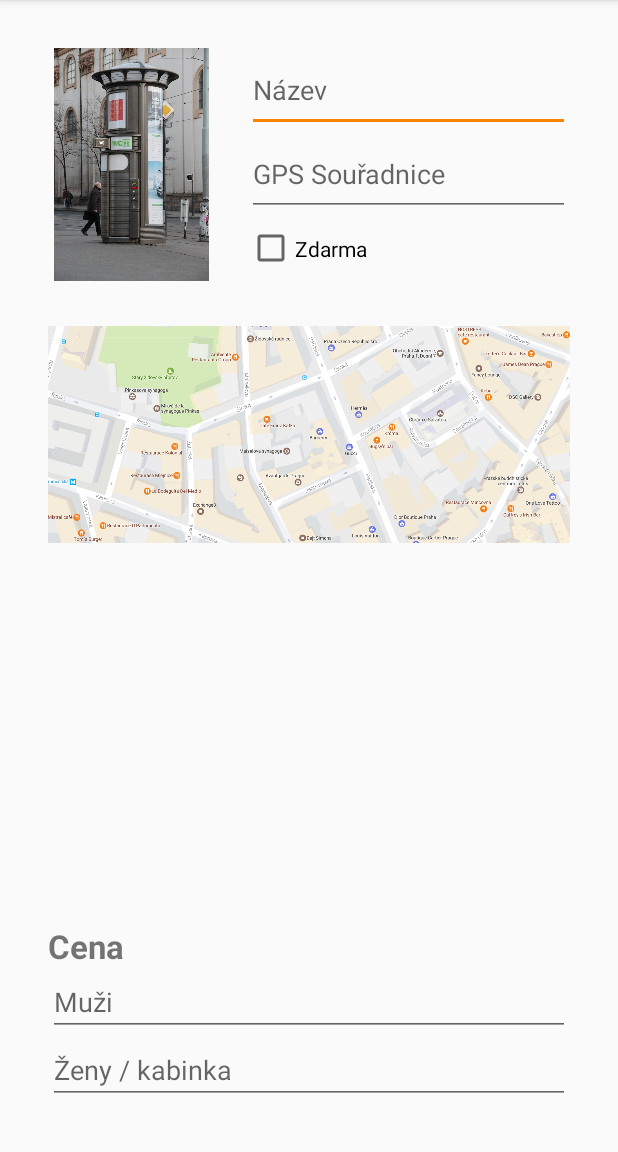
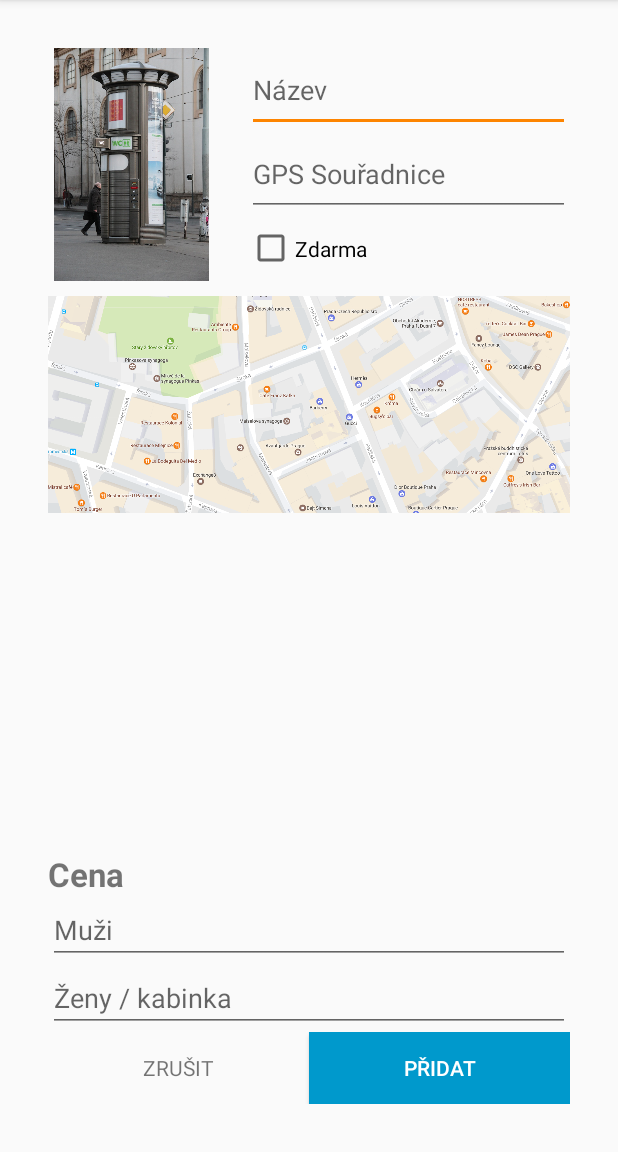
Before and after one commit to mlazovla/Wecko, an Android app: the screen it shows after launch (AddToilet), in the side drawer, after a tap on "Přidat", on a phone screen of 412 x 824 dp, the part 84-1236 px from its top. Run offline under Robolectric (Android 15) with nearby library versions, the phone set to English and light mode, and no system bars.

Commit message:
Added Cancel button to approve toilet, made "PŘESKOČIT" label clickable. Added Cancel and Add buttons to add toilet.

```diff
--- a/app/src/main/java/com/example/vml/wecko/AddToilet.java
+++ b/app/src/main/java/com/example/vml/wecko/AddToilet.java
@@ -11,6 +11,7 @@ import android.widget.CompoundButton;
 import android.widget.EditText;
 import android.widget.ImageView;
 import android.widget.LinearLayout;
+import android.widget.TextView;
 
 import com.google.android.gms.maps.GoogleMap;
 import com.google.android.gms.maps.OnMapReadyCallback;
@@ -45,6 +46,15 @@ public class AddToilet extends AppCompatActivity {
                 mapImage.setScaleType(ImageView.ScaleType.FIT_START);
             }
         });
+
+        View.OnClickListener addListener = new View.OnClickListener() {
+            @Override
+            public void onClick(View view) {
+                onBackPressed ();
+            }
+        };
+        findViewById(R.id.btnCancelAdd).setOnClickListener(addListener);
+        findViewById(R.id.btnAcceptAdd).setOnClickListener(addListener);
     }
 
 }
--- a/app/src/main/java/com/example/vml/wecko/NearestToilet.java
+++ b/app/src/main/java/com/example/vml/wecko/NearestToilet.java
@@ -22,6 +22,8 @@ import android.widget.LinearLayout;
 import android.widget.ImageButton;
 import android.widget.RelativeLayout;
 import android.widget.TextView;
+
+import org.w3c.dom.Text;
 
 public class NearestToilet extends AppCompatActivity
         implements NavigationView.OnNavigationItemSelectedListener {
@@ -191,6 +193,15 @@ public class NearestToilet extends AppCompatActivity
         };
         approveButton.setOnClickListener(approveListener);
         disapproveButton.setOnClickListener(approveListener);
+        findViewById(R.id.lblNext).setOnClickListener(approveListener);
+        findViewById(R.id.btnCancelApprove).setOnClickListener(new View.OnClickListener() {
+            @Override
+            public void onClick(View view) {
+                NavigationView navigationView = (NavigationView) findViewById(R.id.nav_view);
+                navigationView.getMenu().getItem(0).setChecked(true);
+                switchContentLayouts(R.id.content_nearest_toilet);
+            }
+        });
     }
 
     @Override
--- a/app/src/main/res/layout/content_add_toilet.xml
+++ b/app/src/main/res/layout/content_add_toilet.xml
@@ -74,7 +74,7 @@
 
         <Space
             android:layout_width="match_parent"
-            android:layout_height="30dp" />
+            android:layout_height="10dp" />
 
         <ImageView
             android:layout_width="match_parent"
@@ -83,8 +83,8 @@
             android:id="@+id/imgMapGPSSelector"
             android:layout_weight="1"
             android:scaleType="fitStart"
-            android:adjustViewBounds="false"
-            android:cropToPadding="false" />
+            android:cropToPadding="false"
+            android:adjustViewBounds="false" />
 
         <LinearLayout
             android:orientation="vertical"
@@ -115,6 +115,32 @@
                 android:id="@+id/editText5"
                 android:hint="Ženy / kabinka"
                 android:inputType="numberDecimal" />
+
+        </LinearLayout>
+
+        <LinearLayout
+            android:orientation="horizontal"
+            android:layout_width="match_parent"
+            android:layout_height="wrap_content"
+            android:id="@+id/layoutButtons">
+
+            <Button
+                android:text="ZRUŠIT"
+                android:layout_width="wrap_content"
+                android:layout_height="wrap_content"
+                android:id="@+id/btnCancelAdd"
+                android:layout_weight="1"
+                android:textAppearance="@android:style/TextAppearance.Material.Small"
+                style="@style/Widget.AppCompat.Button.Borderless" />
+
+            <Button
+                android:text="PŘIDAT"
+                android:layout_width="wrap_content"
+                android:layout_height="wrap_content"
+                android:id="@+id/btnAcceptAdd"
+                android:layout_weight="1"
+                android:background="@android:color/holo_blue_dark"
+                android:textColor="@android:color/background_light" />
         </LinearLayout>
 
     </LinearLayout>
```
Also changed, not shown: app/src/main/res/layout/content_approve_toilet.xml (+12 -2 lines).
